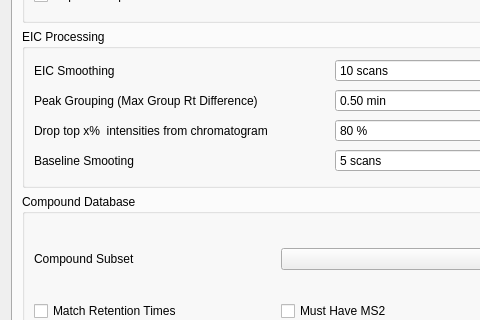
eugenemel/maven, file src/maven/forms/peakdetectiondialog.ui: the form before one commit; both pictures show x 0 to 480 and y 265 to 585 of the 775 by 930 pixel window.
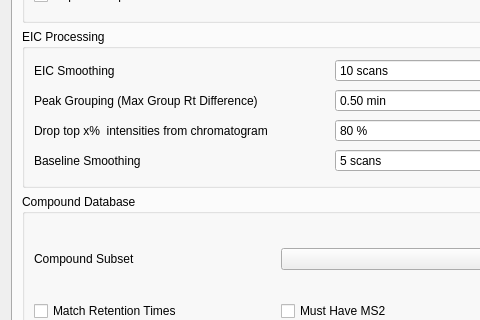
The form after the commit.

Commit message: Issue 161: Fixed typo.

```diff
--- a/src/maven/forms/peakdetectiondialog.ui
+++ b/src/maven/forms/peakdetectiondialog.ui
@@ -301,7 +301,7 @@
           <item row="4" column="0">
            <widget class="QLabel" name="label_8">
             <property name="text">
-             <string>Baseline Smooting </string>
+             <string>Baseline Smoothing </string>
             </property>
            </widget>
           </item>
```
